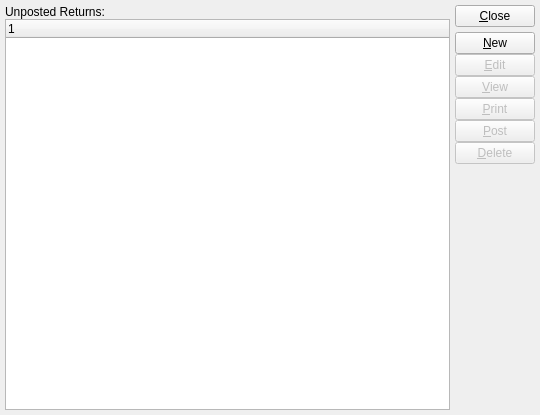
First picture: the form in guiclient/unpostedCreditMemos.ui, repository Pegasus-RPG/xtuple-client, before the edit.
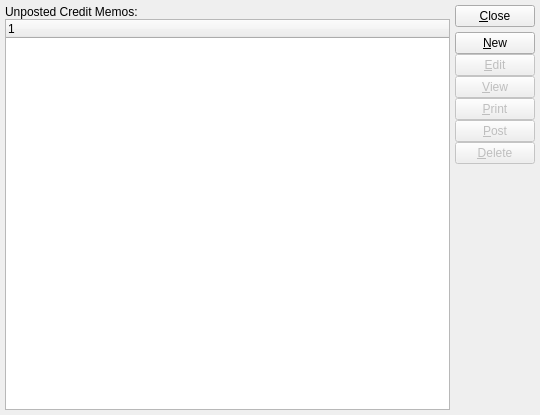
Second picture: the form after the edit. Custom widgets are drawn as their Qt base class.

Commit message: Issue #26424: Add Misc Items to Credit Memos, Alt Revenue Accnt

What changed in the file:
```diff
--- a/guiclient/unpostedCreditMemos.ui
+++ b/guiclient/unpostedCreditMemos.ui
@@ -32,7 +32,7 @@
      <item>
       <widget class="QLabel" name="_unpostedCreditMemosList">
        <property name="text">
-        <string>Unposted Returns:</string>
+        <string>Unposted Credit Memos:</string>
        </property>
       </widget>
      </item>
```
Left out of the diff: 2 changed lines with no effect on the pictures. The commit also changes 9 other files.
